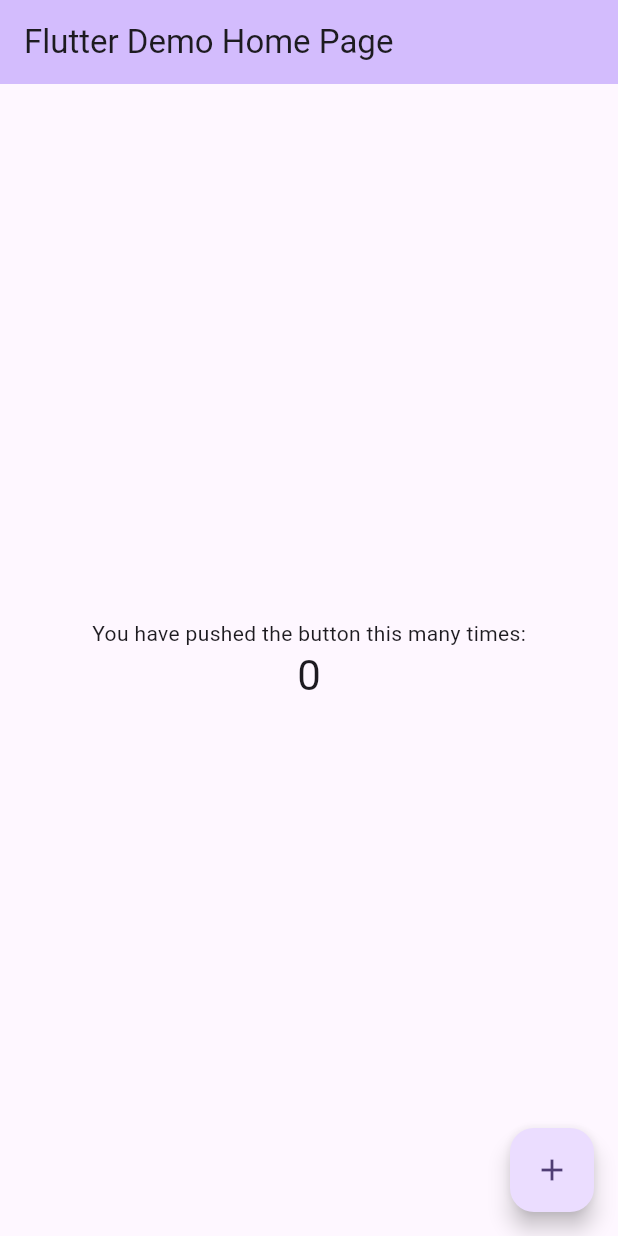
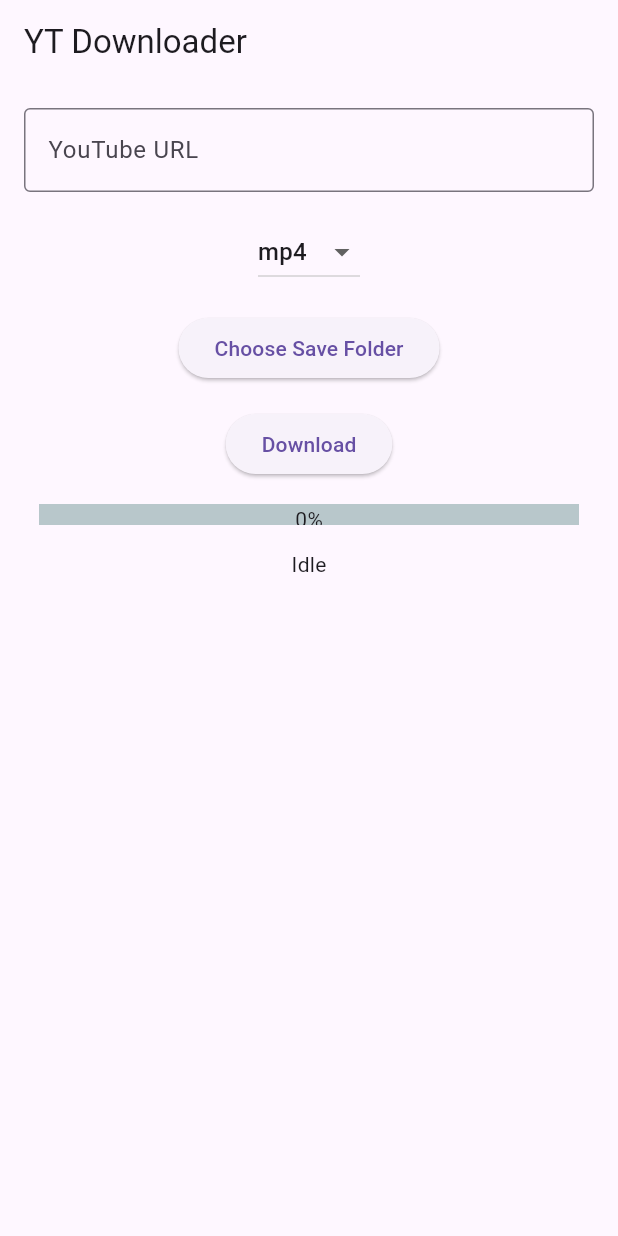
Before and after one commit to virusban/ytdlp_flutter_android, a Flutter app: the screen it shows after launch, on a phone screen of 412 x 824 dp. Run offline on Flutter 3.47's test engine with Material 3 defaults, Android fonts, the phone set to English and light mode, and no system bars; drawn by our look-alikes of percent_indicator; our stand-ins replace file_picker; missing offline and left inert: flutter_python.

Commit message:
Add download UI and yt-dlp Python integration (first update)
Introduce a DownloadPage UI and wire up a Python yt-dlp/ffmpeg downloader.

- Added lib/download_page.dart: new stateful page with URL input, format selector, folder picker, progress indicator and logic to run a Python script via flutter_python and capture progress/output.
- Updated lib/main.dart: register DownloadPage as the app home and simplify app theme/title.
- Updated pubspec.yaml: set package description and SDK constraint, and add dependencies (file_picker, path_provider, permission_handler, flutter_python, percent_indicator).
- Added python/ytdlp_download.py: yt_dlp-based downloader with progress hook and optional ffmpeg conversion for audio formats (mp3, flac, wav).

Notes: This change requires native Python dependencies (yt-dlp, ffmpeg) and platform permission/setup for flutter_python and file access. Ensure those are available on target devices.

```diff
--- /dev/null
+++ b/lib/download_page.dart
@@ -0,0 +1,125 @@
+import 'package:flutter/material.dart';
+import 'package:file_picker/file_picker.dart';
+import 'package:flutter_python/flutter_python.dart';
+import 'package:percent_indicator/percent_indicator.dart';
+
+class DownloadPage extends StatefulWidget {
+  const DownloadPage({super.key});
+
+  @override
+  State<DownloadPage> createState() => _DownloadPageState();
+}
+
+class _DownloadPageState extends State<DownloadPage> {
+  final TextEditingController _urlController = TextEditingController();
+  String _status = "Idle";
+  double _progress = 0.0;
+  String _selectedFormat = "mp4";
+  String _savePath = "";
+
+  final List<String> formats = ["mp4", "mkv", "webm", "mp3", "flac", "wav"];
+
+  @override
+  Widget build(BuildContext context) {
+    return Scaffold(
+      appBar: AppBar(title: const Text("YT Downloader")),
+      body: Padding(
+        padding: const EdgeInsets.all(16.0),
+        child: Column(
+          children: [
+            TextField(
+              controller: _urlController,
+              decoration: const InputDecoration(
+                  border: OutlineInputBorder(), labelText: "YouTube URL"),
+            ),
+            const SizedBox(height: 16),
+            DropdownButton<String>(
+              value: _selectedFormat,
+              items: formats.map((f) {
+                return DropdownMenuItem(value: f, child: Text(f));
+              }).toList(),
+              onChanged: (val) {
+                setState(() {
+                  _selectedFormat = val!;
+                });
+              },
+            ),
+            const SizedBox(height: 16),
+            ElevatedButton(
+              onPressed: _pickFolder,
+              child: const Text("Choose Save Folder"),
+            ),
+            const SizedBox(height: 16),
+            ElevatedButton(
+              onPressed: _download,
+              child: const Text("Download"),
+            ),
+            const SizedBox(height: 16),
+            LinearPercentIndicator(
+              lineHeight: 14.0,
+              percent: _progress,
+              center: Text("${(_progress * 100).toStringAsFixed(0)}%"),
+              progressColor: Colors.blue,
+            ),
+            const SizedBox(height: 16),
+            Text(_status),
+          ],
+        ),
+      ),
+    );
+  }
+
+  void _pickFolder() async {
+    String? selectedDir = await FilePicker.platform.getDirectoryPath();
+    if (selectedDir != null) {
+      setState(() {
+        _savePath = selectedDir;
+        _status = "Selected folder: $_savePath";
+      });
+    }
+  }
+
+  void _download() async {
+    if (_urlController.text.isEmpty || _savePath.isEmpty) {
+      setState(() {
+        _status = "Enter URL and select folder";
+      });
+      return;
+    }
+
+    setState(() {
+      _status = "Downloading...";
+      _progress = 0.0;
+    });
+
+    final python = FlutterPython();
+    python.setPythonScript("python/ytdlp_download.py");
+
+    try {
+      await python.run(
+        args: [_urlController.text, _savePath, _selectedFormat],
+        onStdout: (line) {
+          if (line.contains("%")) {
+            final match = RegExp(r"(\d+\.?\d*)%").firstMatch(line);
+            if (match != null) {
+              setState(() {
+                _progress = double.parse(match.group(1)!) / 100;
+              });
+            }
+          }
+          setState(() {
+            _status = line;
+          });
+        },
+      );
+      setState(() {
+        _status = "Download completed!";
+        _progress = 1.0;
+      });
+    } catch (e) {
+      setState(() {
+        _status = "Error: $e";
+      });
+    }
+  }
+}
--- a/lib/main.dart
+++ b/lib/main.dart
@@ -1,4 +1,5 @@
 import 'package:flutter/material.dart';
+import 'download_page.dart';
 
 void main() {
   runApp(const MyApp());
@@ -7,116 +8,14 @@ void main() {
 class MyApp extends StatelessWidget {
   const MyApp({super.key});
 
-  // This widget is the root of your application.
   @override
   Widget build(BuildContext context) {
     return MaterialApp(
-      title: 'Flutter Demo',
+      title: 'YT Downloader',
       theme: ThemeData(
-        // This is the theme of your application.
-        //
-        // TRY THIS: Try running your application with "flutter run". You'll see
-        // the application has a purple toolbar. Then, without quitting the app,
-        // try changing the seedColor in the colorScheme below to Colors.green
-        // and then invoke "hot reload" (save your changes or press the "hot
-        // reload" button in a Flutter-supported IDE, or press "r" if you used
-        // the command line to start the app).
-        //
-        // Notice that the counter didn't reset back to zero; the application
-        // state is not lost during the reload. To reset the state, use hot
-        // restart instead.
-        //
-        // This works for code too, not just values: Most code changes can be
-        // tested with just a hot reload.
-        colorScheme: .fromSeed(seedColor: Colors.deepPurple),
+        primarySwatch: Colors.blue,
       ),
-      home: const MyHomePage(title: 'Flutter Demo Home Page'),
+      home: const DownloadPage(),
     );
   }
 }
-
-class MyHomePage extends StatefulWidget {
-  const MyHomePage({super.key, required this.title});
-
-  // This widget is the home page of your application. It is stateful, meaning
-  // that it has a State object (defined below) that contains fields that affect
-  // how it looks.
-
-  // This class is the configuration for the state. It holds the values (in this
-  // case the title) provided by the parent (in this case the App widget) and
-  // used by the build method of the State. Fields in a Widget subclass are
-  // always marked "final".
-
-  final String title;
-
-  @override
-  State<MyHomePage> createState() => _MyHomePageState();
-}
-
-class _MyHomePageState extends State<MyHomePage> {
-  int _counter = 0;
-
-  void _incrementCounter() {
-    setState(() {
-      // This call to setState tells the Flutter framework that something has
-      // changed in this State, which causes it to rerun the build method below
-      // so that the display can reflect the updated values. If we changed
-      // _counter without calling setState(), then the build method would not be
-      // called again, and so nothing would appear to happen.
-      _counter++;
-    });
-  }
-
-  @override
-  Widget build(BuildContext context) {
-    // This method is rerun every time setState is called, for instance as done
-    // by the _incrementCounter method above.
-    //
-    // The Flutter framework has been optimized to make rerunning build methods
-    // fast, so that you can just rebuild anything that needs updating rather
-    // than having to individually change instances of widgets.
-    return Scaffold(
-      appBar: AppBar(
-        // TRY THIS: Try changing the color here to a specific color (to
-        // Colors.amber, perhaps?) and trigger a hot reload to see the AppBar
-        // change color while the other colors stay the same.
-        backgroundColor: Theme.of(context).colorScheme.inversePrimary,
-        // Here we take the value from the MyHomePage object that was created by
-        // the App.build method, and use it to set our appbar title.
-        title: Text(widget.title),
-      ),
-      body: Center(
-        // Center is a layout widget. It takes a single child and positions it
-        // in the middle of the parent.
-        child: Column(
-          // Column is also a layout widget. It takes a list of children and
-          // arranges them vertically. By default, it sizes itself to fit its
-          // children horizontally, and tries to be as tall as its parent.
-          //
-          // Column has various properties to control how it sizes itself and
-          // how it positions its children. Here we use mainAxisAlignment to
-          // center the children vertically; the main axis here is the vertical
-          // axis because Columns are vertical (the cross axis would be
-          // horizontal).
-          //
-          // TRY THIS: Invoke "debug painting" (choose the "Toggle Debug Paint"
-          // action in the IDE, or press "p" in the console), to see the
-          // wireframe for each widget.
-          mainAxisAlignment: .center,
-          children: [
-            const Text('You have pushed the button this many times:'),
-            Text(
-              '$_counter',
-              style: Theme.of(context).textTheme.headlineMedium,
-            ),
-          ],
-        ),
-      ),
-      floatingActionButton: FloatingActionButton(
-        onPressed: _incrementCounter,
-        tooltip: 'Increment',
-        child: const Icon(Icons.add),
-      ),
-    );
-  }
-}
```
Also changed, not shown: pubspec.yaml (+9 -80 lines), 1 other file.
